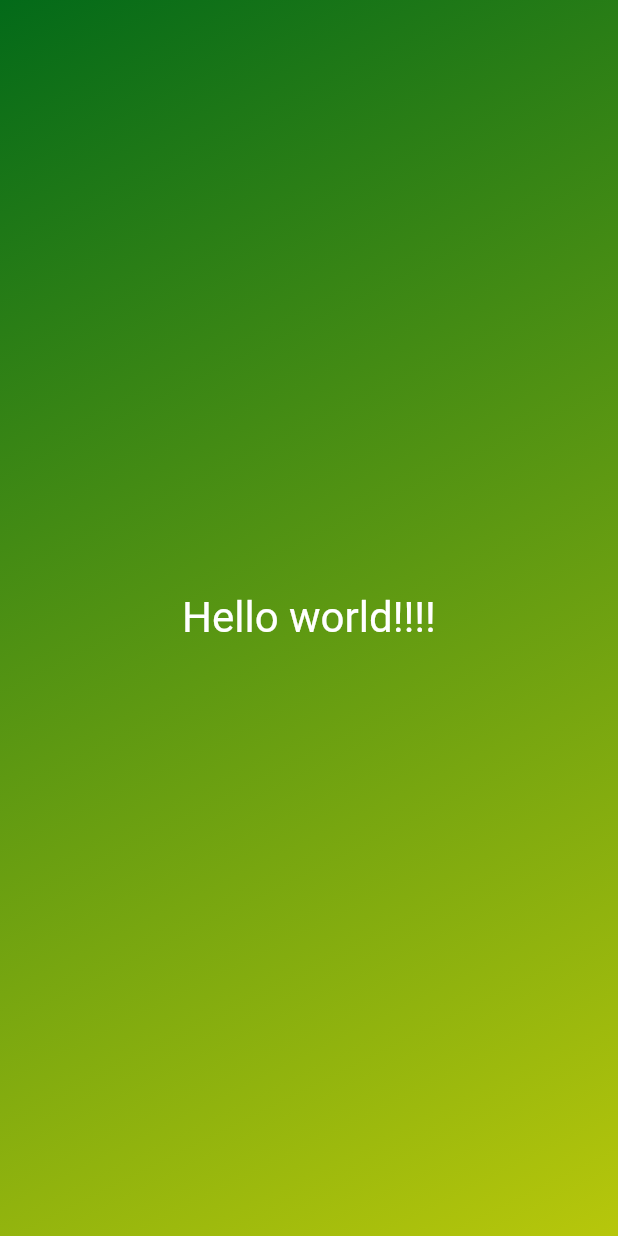
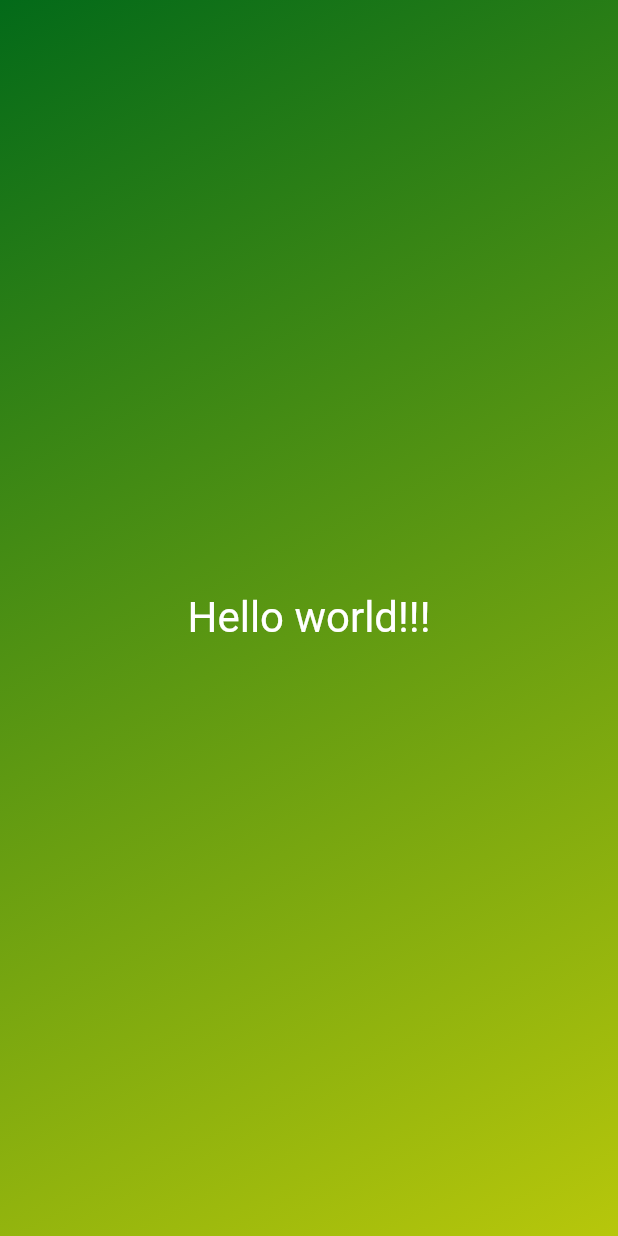
Before and after one commit to shibinhussain/Flutter, a Flutter app: the screen it shows after launch, on a phone screen of 412 x 824 dp. Run offline on Flutter 3.47's test engine with Material 2 defaults, Android fonts, the phone set to English and light mode, and no system bars.

Commit message:
variables and classs vars

```diff
--- a/lib/gradient_container.dart
+++ b/lib/gradient_container.dart
@@ -4,21 +4,24 @@ import 'package:flutter/material.dart';
 class GradientContainer extends StatelessWidget {
   const GradientContainer({super.key});
 
+  final startAlignment = Alignment.topLeft;
+  final endAlignment = Alignment.bottomRight;
+
   @override
   Widget build(context) {
     return Container(
-      decoration: const BoxDecoration(
+      decoration: BoxDecoration(
         gradient: LinearGradient(
-          colors: [
+          colors: const [
             Color.fromARGB(255, 3, 106, 25),
             Color.fromARGB(255, 183, 199, 11)
           ],
-          begin: Alignment.topLeft,
-          end: Alignment.bottomRight,
+          begin: startAlignment,
+          end: endAlignment,
         ),
       ),
       child: const Center(
-        child: StyledText(),
+        child: StyledText('Hello world!!!'),
       ),
     );
   }
--- a/lib/styled_text.dart
+++ b/lib/styled_text.dart
@@ -1,12 +1,15 @@
 import 'package:flutter/material.dart';
 
 class StyledText extends StatelessWidget {
-  const StyledText({super.key});
+  const StyledText(this.text, {super.key});
+
+  final String text;
+
   @override
   Widget build(context) {
-    return const Text(
-      'Hello world!!!!',
-      style: TextStyle(
+    return Text(
+      text,
+      style: const TextStyle(
         color: Colors.white,
         fontSize: 28,
       ),
```
